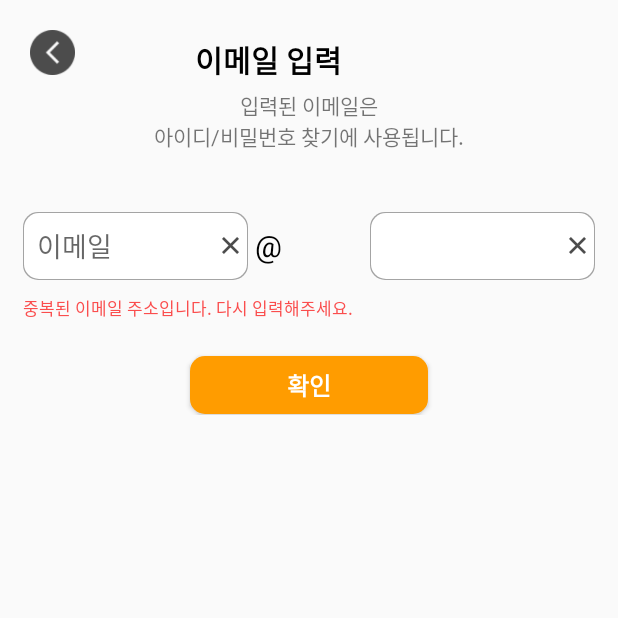
After one commit to njh0317/MakeyourCs, an Android app: the Signup_emailActivity screen opened directly, with no data from a screen before it, on a phone screen of 412 x 824 dp, the top half of it. The commit adds this screen. Run offline under Robolectric (Android 15) with nearby library versions, the phone set to English and light mode, and no system bars.

Commit message:
[#8]signup_email_page

```diff
--- a/app/src/main/AndroidManifest.xml
+++ b/app/src/main/AndroidManifest.xml
@@ -9,7 +9,8 @@
         android:roundIcon="@mipmap/ic_launcher_round"
         android:supportsRtl="true"
         android:theme="@style/AppTheme">
-        <activity android:name=".Signup_pwActivity"></activity>
+        <activity android:name=".Signup_emailActivity"></activity>
+        <activity android:name=".Signup_pwActivity" />
         <activity android:name=".Signup_idActivity" />
         <activity android:name=".SignupActivity" />
         <activity android:name=".LoginActivity">
--- /dev/null
+++ b/app/src/main/java/com/example/makeyourcs/Signup_emailActivity.kt
@@ -0,0 +1,11 @@
+package com.example.makeyourcs
+
+import androidx.appcompat.app.AppCompatActivity
+import android.os.Bundle
+
+class Signup_emailActivity : AppCompatActivity() {
+    override fun onCreate(savedInstanceState: Bundle?) {
+        super.onCreate(savedInstanceState)
+        setContentView(R.layout.activity_signup_email)
+    }
+}
--- /dev/null
+++ b/app/src/main/res/layout/activity_signup_email.xml
@@ -0,0 +1,121 @@
+<?xml version="1.0" encoding="utf-8"?>
+<RelativeLayout xmlns:android="http://schemas.android.com/apk/res/android"
+    xmlns:app="http://schemas.android.com/apk/res-auto"
+    xmlns:tools="http://schemas.android.com/tools"
+    android:layout_width="match_parent"
+    android:layout_height="match_parent"
+    tools:context=".Signup_idActivity">
+
+
+    <LinearLayout
+        android:layout_width="match_parent"
+        android:layout_height="wrap_content"
+        android:orientation="vertical">
+
+        <LinearLayout
+            android:id="@+id/signin_layout"
+            android:layout_width="match_parent"
+            android:layout_height="match_parent"
+            android:layout_alignParentTop="true"
+            android:layout_marginTop="20dp">
+
+            <android.widget.Button
+                android:layout_width="30dp"
+                android:layout_height="30dp"
+                android:layout_marginLeft="20dp"
+                android:layout_marginBottom="10dp"
+                android:background="@drawable/btn_arrow_left" />
+
+            <TextView
+                android:layout_width="wrap_content"
+                android:layout_height="wrap_content"
+                android:layout_gravity="center"
+                android:layout_marginLeft="80dp"
+                android:text="이메일 입력"
+                android:textColor="@color/black"
+                android:textSize="20sp"
+                android:textStyle="bold" />
+        </LinearLayout>
+
+        <TextView
+            android:layout_width="wrap_content"
+            android:layout_height="wrap_content"
+            android:layout_gravity="center"
+            android:gravity="center"
+            android:textSize="14sp"
+            android:text="입력된 이메일은\n아이디/비밀번호 찾기에 사용됩니다."/>
+
+        <!-- 커서 위치 바꿔주기
+            'x'버튼 추가해서 클릭하면 입력한 내용 없애기-->
+        <RelativeLayout android:id="@+id/signup_email_layout"
+            android:layout_width="match_parent"
+            android:layout_height="wrap_content">
+
+            <EditText
+                android:layout_width="150dp"
+                android:layout_height="45dp"
+                android:background="@drawable/border"
+                android:hint="  이메일"
+                android:layout_marginTop="40dp"
+                android:layout_marginLeft="15dp"/>
+
+            <android.widget.Button
+                android:layout_width="15dp"
+                android:layout_height="15dp"
+                android:layout_alignParentLeft="true"
+                android:layout_centerVertical="true"
+                android:background="@drawable/btn_x"
+                android:layout_marginTop="110dp"
+                android:layout_marginLeft="146dp" />
+
+            <android.widget.Button
+                android:layout_width="15dp"
+                android:layout_height="15dp"
+                android:layout_alignParentRight="true"
+                android:layout_centerVertical="true"
+                android:background="@drawable/btn_x"
+                android:layout_marginTop="110dp"
+                android:layout_marginRight="19dp" />
+
+            <TextView
+                android:layout_width="wrap_content"
+                android:layout_height="wrap_content"
+                android:text="\@"
+                android:textSize="20sp"
+                android:textColor="@color/black"
+                android:gravity="center"
+                android:layout_centerVertical="true"
+                android:layout_marginLeft="170dp"/>
+
+            <EditText
+                android:layout_width="150dp"
+                android:layout_height="45dp"
+                android:background="@drawable/border"
+                android:layout_alignParentRight="true"
+                android:layout_marginTop="40dp"
+                android:layout_marginRight="15dp"/>
+
+            <TextView
+                android:layout_width="match_parent"
+                android:layout_height="wrap_content"
+                android:layout_marginLeft="15dp"
+                android:layout_marginTop="95dp"
+                android:text="중복된 이메일 주소입니다. 다시 입력해주세요."
+                android:textColor="@color/red"
+                android:textSize="11sp" />
+
+        </RelativeLayout>
+
+        <android.widget.Button
+            android:layout_width="160dp"
+            android:layout_height="40dp"
+            android:layout_gravity="center"
+            android:layout_marginTop="10dp"
+            android:background="@drawable/orangebtn"
+            android:text="확인"
+            android:textColor="@color/colorWhite"
+            android:textSize="16sp"
+            android:textStyle="bold" />
+
+    </LinearLayout>
+</RelativeLayout>
--- a/app/src/main/res/values/colors.xml
+++ b/app/src/main/res/values/colors.xml
@@ -18,4 +18,5 @@
     <color name="colorEmailSignInPressed">#004D40</color>
 
     <color name="black">#FF000000</color>
+    <color name="red">#fa4d4d</color>
 </resources>
```
